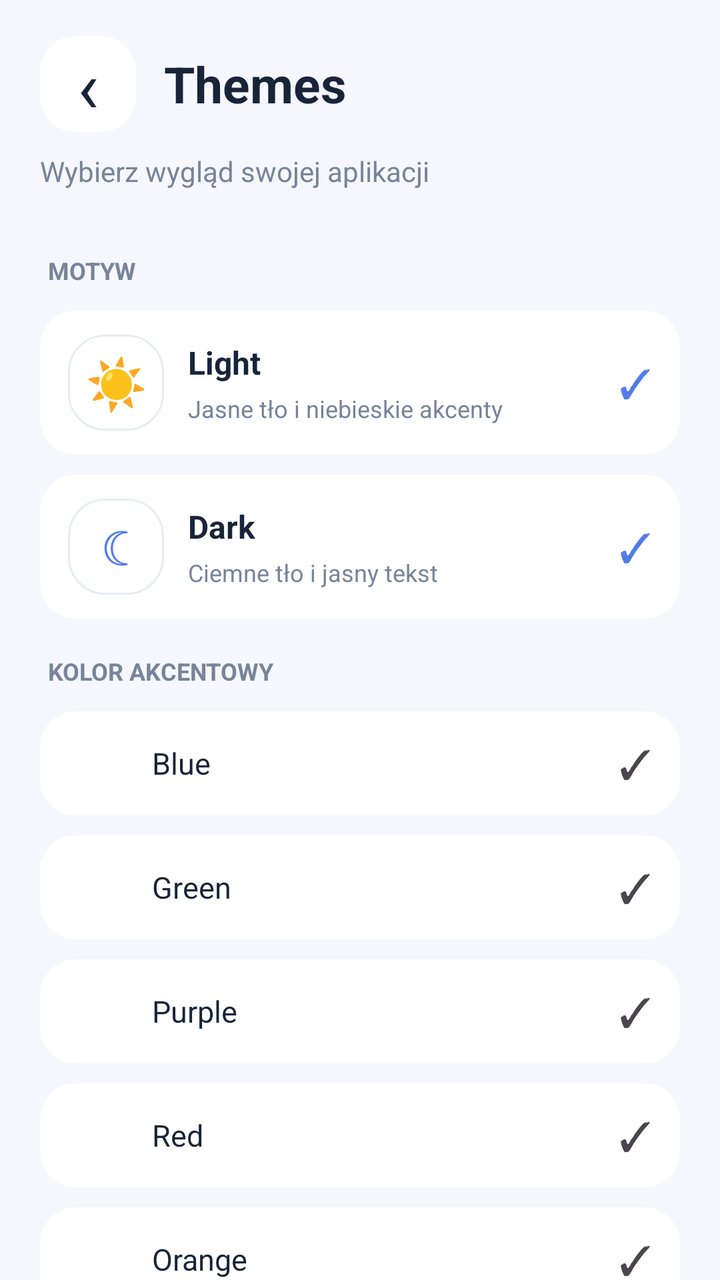
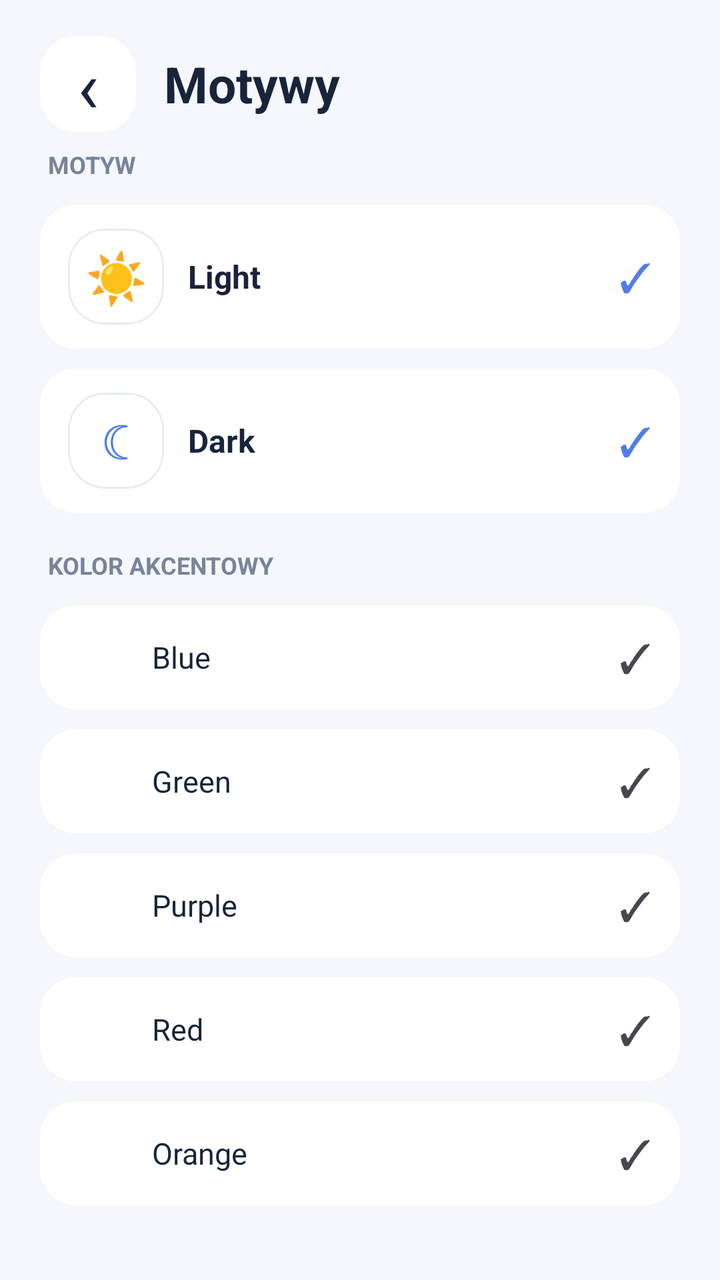

Two renders of the same Android screen: before a commit and after it. Below are the layout's source before the change and the commit's diff.
<!-- AndroidManifest.xml: application theme Theme.Bank3 -->
<!-- res/layout/activity_themes.xml -->
<?xml version="1.0" encoding="utf-8"?>
<ScrollView xmlns:android="http://schemas.android.com/apk/res/android"
    android:id="@+id/themesScroll"
    android:layout_width="match_parent"
    android:layout_height="match_parent"
    android:background="@color/theme_background"
    android:clipToPadding="false"
    android:fillViewport="true"
    android:paddingStart="20dp"
    android:paddingTop="18dp"
    android:paddingEnd="20dp"
    android:paddingBottom="24dp"
    android:scrollbars="none">

    <LinearLayout
        android:id="@+id/themesRoot"
        android:layout_width="match_parent"
        android:layout_height="wrap_content"
        android:orientation="vertical">

        
        <LinearLayout
            android:layout_width="match_parent"
            android:layout_height="wrap_content"
            android:gravity="center_vertical"
            android:orientation="horizontal">

            <TextView
                android:id="@+id/btnBack"
                android:layout_width="48dp"
                android:layout_height="48dp"
                android:background="@drawable/bg_nav_inactive"
                android:contentDescription="Wróć"
                android:gravity="center"
                android:text="‹"
                android:textColor="@color/theme_text"
                android:textSize="36sp" />

            <TextView
                android:id="@+id/txtTitle"
                android:layout_width="0dp"
                android:layout_height="wrap_content"
                android:layout_marginStart="14dp"
                android:layout_weight="1"
                android:text="Themes"
                android:textColor="@color/theme_text"
                android:textSize="25sp"
                android:textStyle="bold" />
        </LinearLayout>

        <TextView
            android:id="@+id/txtSubtitle"
            android:layout_width="match_parent"
            android:layout_height="wrap_content"
            android:paddingTop="10dp"
            android:paddingBottom="24dp"
            android:text="Wybierz wygląd swojej aplikacji"
            android:textColor="@color/theme_text_secondary"
            android:textSize="14sp" />

        
        <TextView
            android:id="@+id/lblSectionTheme"
            android:layout_width="match_parent"
            android:layout_height="wrap_content"
            android:paddingStart="4dp"
            android:paddingTop="8dp"
            android:paddingBottom="12dp"
            android:text="MOTYW"
            android:textColor="@color/theme_text_secondary"
            android:textSize="12sp"
            android:textStyle="bold" />

        
        <LinearLayout
            android:id="@+id/itemThemeLight"
            android:layout_width="match_parent"
            android:layout_height="wrap_content"
            android:layout_marginBottom="10dp"
            android:background="@drawable/bg_nav_inactive"
            android:clickable="true"
            android:focusable="true"
            android:gravity="center_vertical"
            android:orientation="horizontal"
            android:paddingStart="14dp"
            android:paddingTop="12dp"
            android:paddingEnd="14dp"
            android:paddingBottom="12dp">

            <TextView
                android:id="@+id/iconThemeLight"
                android:layout_width="48dp"
                android:layout_height="48dp"
                android:background="@drawable/bg_quick_action"
                android:gravity="center"
                android:text="☀"
                android:textColor="@color/theme_accent"
                android:textSize="25sp" />

            <LinearLayout
                android:layout_width="0dp"
                android:layout_height="wrap_content"
                android:layout_marginStart="12dp"
                android:layout_weight="1"
                android:orientation="vertical">

                <TextView
                    android:layout_width="wrap_content"
                    android:layout_height="wrap_content"
                    android:text="Light"
                    android:textColor="@color/theme_text"
                    android:textSize="16sp"
                    android:textStyle="bold" />

                <TextView
                    android:layout_width="wrap_content"
                    android:layout_height="wrap_content"
                    android:paddingTop="4dp"
                    android:text="Jasne tło i niebieskie akcenty"
                    android:textColor="@color/theme_text_secondary"
                    android:textSize="12sp" />
            </LinearLayout>

            <TextView
                android:id="@+id/checkThemeLight"
                android:layout_width="wrap_content"
                android:layout_height="wrap_content"
                android:text="✓"
                android:textColor="@color/theme_accent"
                android:textSize="20sp" />
        </LinearLayout>

        
        <LinearLayout
            android:id="@+id/itemThemeDark"
            android:layout_width="match_parent"
            android:layout_height="wrap_content"
            android:layout_marginBottom="10dp"
            android:background="@drawable/bg_nav_inactive"
            android:clickable="true"
            android:focusable="true"
            android:gravity="center_vertical"
            android:orientation="horizontal"
            android:paddingStart="14dp"
            android:paddingTop="12dp"
            android:paddingEnd="14dp"
            android:paddingBottom="12dp">

            <TextView
                android:id="@+id/iconThemeDark"
                android:layout_width="48dp"
                android:layout_height="48dp"
                android:background="@drawable/bg_quick_action"
                android:gravity="center"
                android:text="☾"
                android:textColor="@color/theme_accent"
                android:textSize="25sp" />

            <LinearLayout
                android:layout_width="0dp"
                android:layout_height="wrap_content"
                android:layout_marginStart="12dp"
                android:layout_weight="1"
                android:orientation="vertical">

                <TextView
                    android:layout_width="wrap_content"
                    android:layout_height="wrap_content"
                    android:text="Dark"
                    android:textColor="@color/theme_text"
                    android:textSize="16sp"
                    android:textStyle="bold" />

                <TextView
                    android:layout_width="wrap_content"
                    android:layout_height="wrap_content"
                    android:paddingTop="4dp"
                    android:text="Ciemne tło i jasny tekst"
                    android:textColor="@color/theme_text_secondary"
                    android:textSize="12sp" />
            </LinearLayout>

            <TextView
                android:id="@+id/checkThemeDark"
                android:layout_width="wrap_content"
                android:layout_height="wrap_content"
                android:text="✓"
                android:textColor="@color/theme_accent"
                android:textSize="20sp" />
        </LinearLayout>

        
        <TextView
            android:id="@+id/lblSectionAccent"
            android:layout_width="match_parent"
            android:layout_height="wrap_content"
            android:paddingStart="4dp"
            android:paddingTop="8dp"
            android:paddingBottom="12dp"
            android:text="KOLOR AKCENTOWY"
            android:textColor="@color/theme_text_secondary"
            android:textSize="12sp"
            android:textStyle="bold" />

        
        <LinearLayout
            android:id="@+id/itemAccentBlue"
            android:layout_width="match_parent"
            android:layout_height="wrap_content"
            android:layout_marginBottom="10dp"
            android:background="@drawable/bg_nav_inactive"
            android:clickable="true"
            android:focusable="true"
            android:gravity="center_vertical"
            android:orientation="horizontal"
            android:paddingStart="14dp"
            android:paddingTop="12dp"
            android:paddingEnd="14dp"
            android:paddingBottom="12dp">

            <View
                android:id="@+id/swatchBlue"
                android:layout_width="28dp"
                android:layout_height="28dp" />

            <TextView
                android:layout_width="0dp"
                android:layout_height="wrap_content"
                android:layout_marginStart="14dp"
                android:layout_weight="1"
                android:text="Blue"
                android:textColor="@color/theme_text"
                android:textSize="15sp" />

            <TextView
                android:id="@+id/checkAccentBlue"
                android:layout_width="wrap_content"
                android:layout_height="wrap_content"
                android:text="✓"
                android:textSize="20sp" />
        </LinearLayout>

        
        <LinearLayout
            android:id="@+id/itemAccentGreen"
            android:layout_width="match_parent"
            android:layout_height="wrap_content"
            android:layout_marginBottom="10dp"
            android:background="@drawable/bg_nav_inactive"
            android:clickable="true"
            android:focusable="true"
            android:gravity="center_vertical"
            android:orientation="horizontal"
            android:paddingStart="14dp"
            android:paddingTop="12dp"
            android:paddingEnd="14dp"
            android:paddingBottom="12dp">

            <View
                android:id="@+id/swatchGreen"
                android:layout_width="28dp"
                android:layout_height="28dp" />

            <TextView
                android:layout_width="0dp"
                android:layout_height="wrap_content"
                android:layout_marginStart="14dp"
                android:layout_weight="1"
                android:text="Green"
                android:textColor="@color/theme_text"
                android:textSize="15sp" />

            <TextView
                android:id="@+id/checkAccentGreen"
                android:layout_width="wrap_content"
                android:layout_height="wrap_content"
                android:text="✓"
                android:textSize="20sp" />
        </LinearLayout>

        
        <LinearLayout
            android:id="@+id/itemAccentPurple"
            android:layout_width="match_parent"
            android:layout_height="wrap_content"
            android:layout_marginBottom="10dp"
            android:background="@drawable/bg_nav_inactive"
            android:clickable="true"
            android:focusable="true"
            android:gravity="center_vertical"
            android:orientation="horizontal"
            android:paddingStart="14dp"
            android:paddingTop="12dp"
            android:paddingEnd="14dp"
            android:paddingBottom="12dp">

            <View
                android:id="@+id/swatchPurple"
                android:layout_width="28dp"
                android:layout_height="28dp" />

            <TextView
                android:layout_width="0dp"
                android:layout_height="wrap_content"
                android:layout_marginStart="14dp"
                android:layout_weight="1"
                android:text="Purple"
                android:textColor="@color/theme_text"
                android:textSize="15sp" />

            <TextView
                android:id="@+id/checkAccentPurple"
                android:layout_width="wrap_content"
                android:layout_height="wrap_content"
                android:text="✓"
                android:textSize="20sp" />
        </LinearLayout>

        
        <LinearLayout
            android:id="@+id/itemAccentRed"
            android:layout_width="match_parent"
            android:layout_height="wrap_content"
            android:layout_marginBottom="10dp"
            android:background="@drawable/bg_nav_inactive"
            android:clickable="true"
            android:focusable="true"
            android:gravity="center_vertical"
            android:orientation="horizontal"
            android:paddingStart="14dp"
            android:paddingTop="12dp"
            android:paddingEnd="14dp"
            android:paddingBottom="12dp">

            <View
                android:id="@+id/swatchRed"
                android:layout_width="28dp"
                android:layout_height="28dp" />

            <TextView
                android:layout_width="0dp"
                android:layout_height="wrap_content"
                android:layout_marginStart="14dp"
                android:layout_weight="1"
                android:text="Red"
                android:textColor="@color/theme_text"
                android:textSize="15sp" />

            <TextView
                android:id="@+id/checkAccentRed"
                android:layout_width="wrap_content"
                android:layout_height="wrap_content"
                android:text="✓"
                android:textSize="20sp" />
        </LinearLayout>

        
        <LinearLayout
            android:id="@+id/itemAccentOrange"
            android:layout_width="match_parent"
            android:layout_height="wrap_content"
            android:layout_marginBottom="10dp"
            android:background="@drawable/bg_nav_inactive"
            android:clickable="true"
            android:focusable="true"
            android:gravity="center_vertical"
            android:orientation="horizontal"
            android:paddingStart="14dp"
            android:paddingTop="12dp"
            android:paddingEnd="14dp"
            android:paddingBottom="12dp">

            <View
                android:id="@+id/swatchOrange"
                android:layout_width="28dp"
                android:layout_height="28dp" />

            <TextView
                android:layout_width="0dp"
                android:layout_height="wrap_content"
                android:layout_marginStart="14dp"
                android:layout_weight="1"
                android:text="Orange"
                android:textColor="@color/theme_text"
                android:textSize="15sp" />

            <TextView
                android:id="@+id/checkAccentOrange"
                android:layout_width="wrap_content"
                android:layout_height="wrap_content"
                android:text="✓"
                android:textSize="20sp" />
        </LinearLayout>

    </LinearLayout>
</ScrollView>
<!-- resources referenced by this layout -->
<resources>
  <color name="theme_accent">#527DE8</color>
  <color name="theme_background">#F5F7FC</color>
  <color name="theme_text">#17243A</color>
  <color name="theme_text_secondary">#77849A</color>
  <!-- drawable bg_nav_inactive (drawable) -->
  <?xml version="1.0" encoding="utf-8"?>
  <shape xmlns:android="http://schemas.android.com/apk/res/android">
  
      <corners android:radius="18dp" />
  
      <solid android:color="@color/theme_surface" />
  
  </shape>
  <!-- drawable bg_quick_action (drawable) -->
  <?xml version="1.0" encoding="utf-8"?>
  <shape xmlns:android="http://schemas.android.com/apk/res/android">
  
      <corners android:radius="18dp" />
  
      <solid android:color="@color/theme_surface" />
  
      <stroke
          android:width="1dp"
          android:color="@color/theme_divider" />
  
  </shape>
  <style name="Theme.Bank3" parent="Base.Theme.Bank3" />
  <color name="theme_surface">#FFFFFF</color>
  <color name="theme_divider">#E8ECF2</color>
  <style name="Base.Theme.Bank3" parent="Theme.Material3.Light.NoActionBar">
  
          <item name="colorPrimary">@color/theme_primary</item>
          <item name="colorOnPrimary">@color/theme_on_primary</item>
  
          <item name="colorSecondary">@color/theme_accent</item>
          <item name="colorOnSecondary">@color/theme_on_primary</item>
  
          <item name="android:colorBackground">@color/theme_background</item>
          <item name="colorSurface">@color/theme_surface</item>
          <item name="colorOnSurface">@color/theme_text</item>
  
          <item name="android:statusBarColor">@color/theme_background</item>
          <item name="android:navigationBarColor">@color/theme_background</item>
  
          <item name="android:windowLightStatusBar">true</item>
          <item name="android:windowLightNavigationBar">true</item>
      </style>
  <color name="theme_primary">#2457C5</color>
  <color name="theme_on_primary">#FFFFFF</color>
</resources>

<!-- the commit's change to res/layout/activity_themes.xml (unified diff, before → after) -->
@@ -42,21 +42,12 @@
                 android:layout_height="wrap_content"
                 android:layout_marginStart="14dp"
                 android:layout_weight="1"
-                android:text="Themes"
+                android:text="Motywy"
                 android:textColor="@color/theme_text"
                 android:textSize="25sp"
                 android:textStyle="bold" />
         </LinearLayout>
 
-        <TextView
-            android:id="@+id/txtSubtitle"
-            android:layout_width="match_parent"
-            android:layout_height="wrap_content"
-            android:paddingTop="10dp"
-            android:paddingBottom="24dp"
-            android:text="Wybierz wygląd swojej aplikacji"
-            android:textColor="@color/theme_text_secondary"
-            android:textSize="14sp" />
 
         
         <TextView
@@ -111,14 +102,6 @@
                     android:textColor="@color/theme_text"
                     android:textSize="16sp"
                     android:textStyle="bold" />
-
-                <TextView
-                    android:layout_width="wrap_content"
-                    android:layout_height="wrap_content"
-                    android:paddingTop="4dp"
-                    android:text="Jasne tło i niebieskie akcenty"
-                    android:textColor="@color/theme_text_secondary"
-                    android:textSize="12sp" />
             </LinearLayout>
 
             <TextView
@@ -170,14 +153,6 @@
                     android:textColor="@color/theme_text"
                     android:textSize="16sp"
                     android:textStyle="bold" />
-
-                <TextView
-                    android:layout_width="wrap_content"
-                    android:layout_height="wrap_content"
-                    android:paddingTop="4dp"
-                    android:text="Ciemne tło i jasny tekst"
-                    android:textColor="@color/theme_text_secondary"
-                    android:textSize="12sp" />
             </LinearLayout>
 
             <TextView
